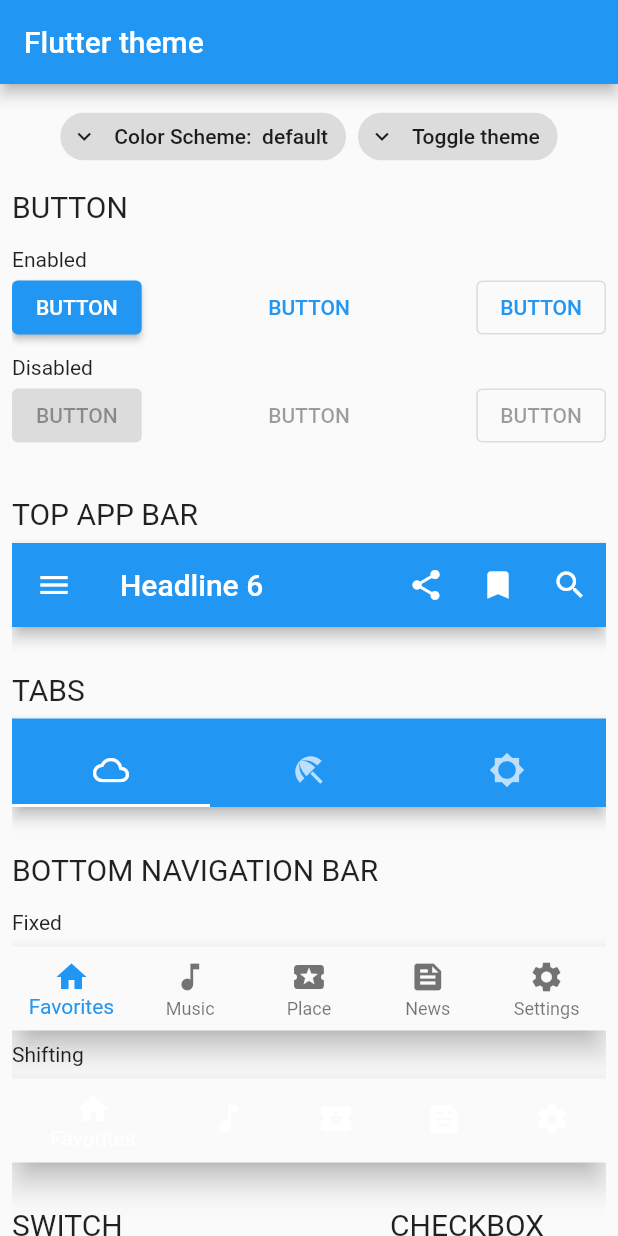
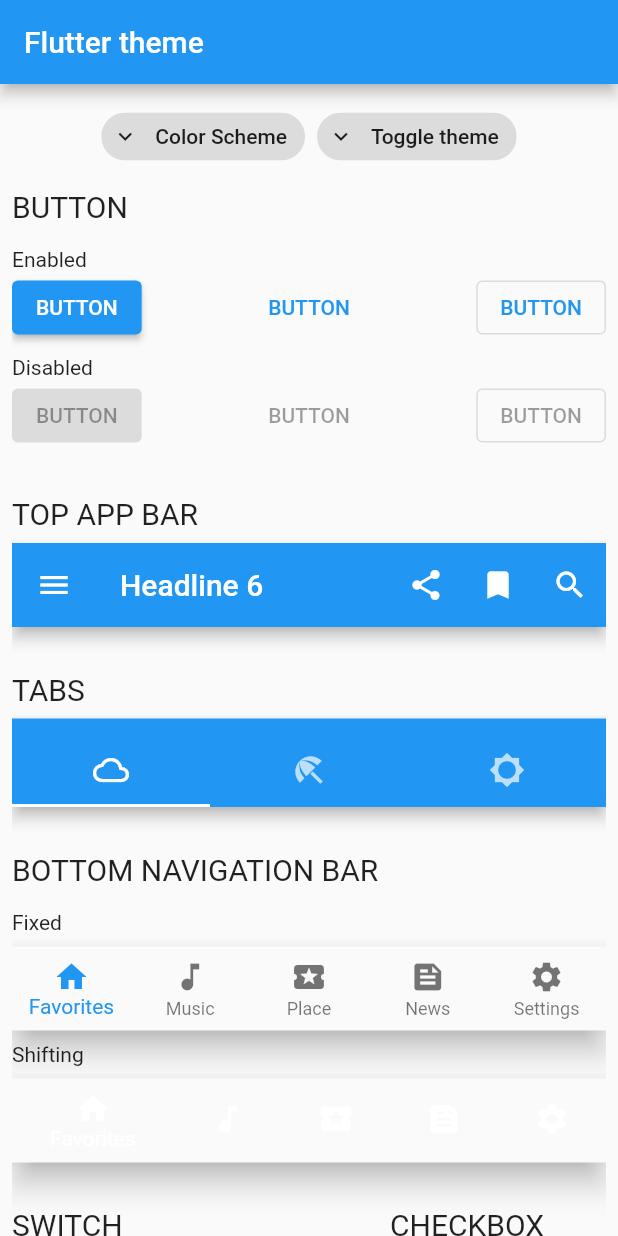
Before and after one commit to wondertalik/flutter_app_theme, a Flutter app: the screen it shows after launch, on a phone screen of 412 x 824 dp. Run offline on Flutter 3.47's test engine with Material 2 defaults, Android fonts, the phone set to English and light mode, and no system bars; our stand-ins replace bloc, equatable, flutter_bloc, flutter_colorpicker, google_fonts.

Commit message:
refactor: remove default label from demo content

```diff
--- a/lib/demo/view/demo_content.dart
+++ b/lib/demo/view/demo_content.dart
@@ -48,8 +48,10 @@
                         padding: const EdgeInsets.only(right: 8.0),
                         child: ActionChip(
                           avatar: const Icon(Icons.expand_more),
-                          label: Text(
-                              'Color Scheme:  ${describeEnum(state.schemeVariant).replaceAll('Scheme', '')}'),
+                          label: Text(state.schemeVariant !=
+                                  ColorSchemeVariant.defaultScheme
+                              ? 'Color Scheme: ${describeEnum(state.schemeVariant)}'
+                              : 'Color Scheme'),
                           onPressed: () {
                             Navigator.of(context).push(ColorSchemePage.route());
                           },
```
